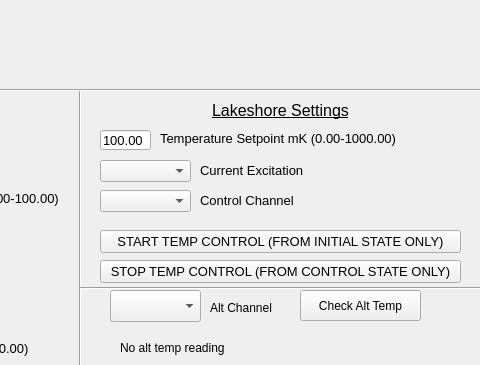
Before: the Qt Designer form adr_gui/adr_gui.ui in usnistgov/quantum-sensors-tdm, drawn with Qt 5; both pictures show x 320 to 800 and y 0 to 365 of the 800 by 1035 pixel window.
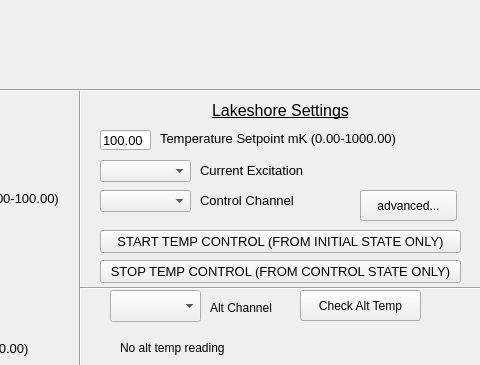
After: the same form once the commit is applied.

Commit message: Add advanced settings window for lakeshore box (wip)

```diff
--- a/adr_gui/adr_gui.ui
+++ b/adr_gui/adr_gui.ui
@@ -635,7 +635,7 @@
      <rect>
       <x>520</x>
       <y>190</y>
-      <width>181</width>
+      <width>131</width>
       <height>20</height>
      </rect>
     </property>
@@ -726,6 +726,22 @@
     </property>
     <layout class="QVBoxLayout" name="currentPlotLayout_2"/>
    </widget>
+   <widget class="QPushButton" name="advancedButton">
+    <property name="geometry">
+     <rect>
+      <x>680</x>
+      <y>190</y>
+      <width>97</width>
+      <height>31</height>
+     </rect>
+    </property>
+    <property name="text">
+     <string>advanced...</string>
+    </property>
+    <property name="checkable">
+     <bool>false</bool>
+    </property>
+   </widget>
   </widget>
   <widget class="QMenuBar" name="menubar">
    <property name="geometry">
```
Left out of the diff: 2 changed lines with no effect on the pictures. The commit also changes 2 other files.
